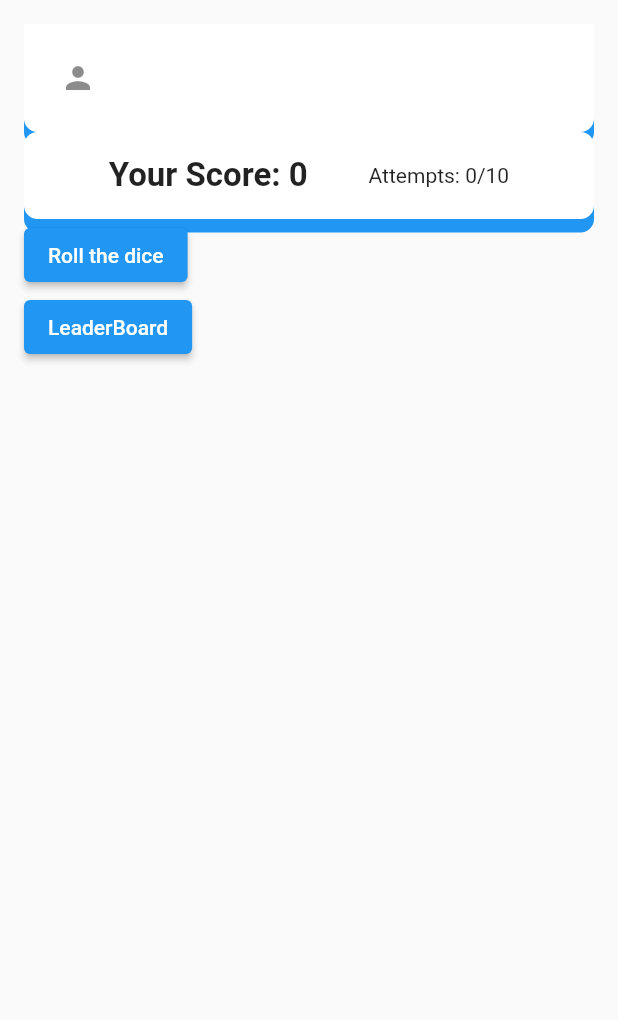
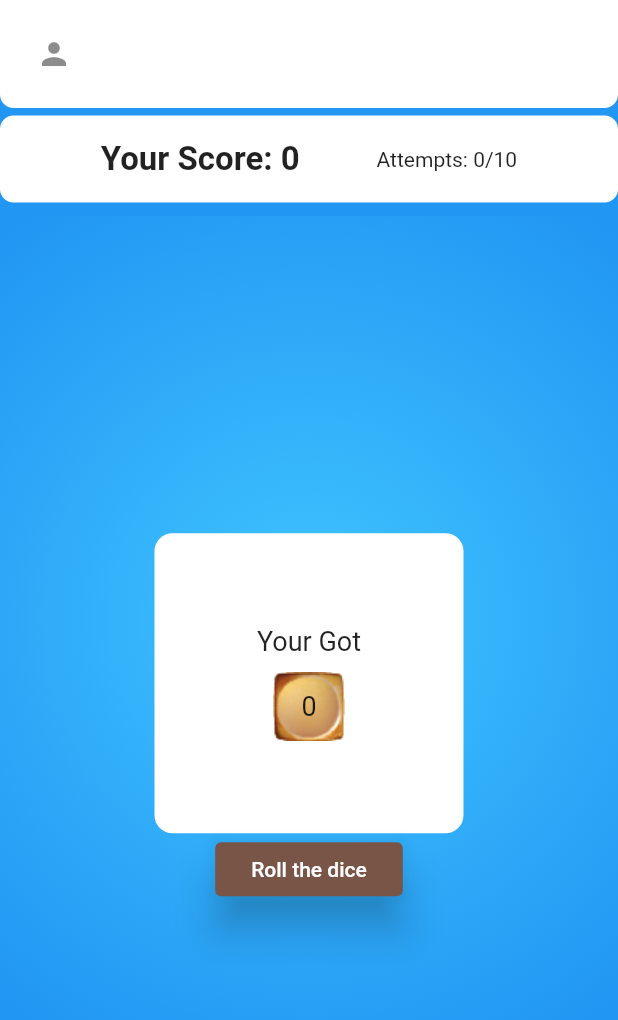
Before and after one commit to nikhilsn/rool_a_dice, a Flutter app: the screen it shows once a user with an empty profile is signed in, after a tap on "PLAY GAME", on a phone screen of 412 x 824 dp. Shown: the top 1020 px of the screen. Run offline on Flutter 3.47's test engine with Material 2 defaults, Android fonts, the phone set to English and light mode, and no system bars; our stand-ins replace firebase_auth, firebase_core, firebase_database, google_sign_in, shared_preferences; accounts and stored records are empty.

Commit message:
App ui created

```diff
--- a/lib/main.dart
+++ b/lib/main.dart
@@ -8,7 +8,8 @@ import 'package:roll_a_dice/ui/screens/game_screen.dart';
 import 'package:roll_a_dice/ui/screens/home_screen.dart';
 
 class MyApp extends StatelessWidget {
-  final FirebaseUserStream _userStream=  FirebaseUserStream();
+  final FirebaseUserStream _userStream = FirebaseUserStream();
+
   @override
   Widget build(BuildContext context) {
     var _appConfig = AppConfig.of(context);
@@ -17,19 +18,19 @@ class MyApp extends StatelessWidget {
     return MaterialApp(
       title: _appConfig!.appDisplayName!,
       theme: ThemeData(
-        primarySwatch: Colors.blue,
+        primarySwatch: Colors.brown,
       ),
-      home:
-      StreamBuilder<bool>(
+      home: StreamBuilder<bool>(
           stream: _userStream.userStream,
           builder: (context, snapshot) {
-            if (snapshot.hasData && snapshot.connectionState==ConnectionState.active) {
+            if (snapshot.hasData &&
+                snapshot.connectionState == ConnectionState.active) {
               if (snapshot.data!) {
                 return HomeScreen();
               } else {
                 return _appConfig.environment == Environments.DEV
                     ? const SinginScreen()
-                    : Container();
+                    : const SinginScreen();
               }
             }
             return Container(
--- a/lib/resources/constants.dart
+++ b/lib/resources/constants.dart
@@ -1,6 +1,8 @@
 class Constants {
   static String appName = 'Roll-a-Dice';
   static String devAppName = 'Roll-a-Dice DEV';
+  static String playGame= 'PLAY GAME';
+  static String leaderBoard= 'LEADERBOARD';
 
   //DB CONSTANTS
   static String score = 'score';
--- a/lib/services/score/score_stream.dart
+++ b/lib/services/score/score_stream.dart
@@ -9,8 +9,10 @@ class ScoreStream {
   int _userScore = 0;
   final StreamController<int> _scoreController = StreamController<int>();
   final StreamController<int> _scoreEventController = StreamController<int>();
+  final StreamController<int> _currentValueController = StreamController<int>();
 
   Stream<int> get score => _scoreController.stream;
+  Stream<int> get currentValue => _currentValueController.stream;
 
   StreamSink<int> get scoreEvent => _scoreEventController.sink;
 
@@ -29,6 +31,7 @@ class ScoreStream {
     _scoreEventController.stream.listen((score) {
       _userScore = _userScore + score;
       _scoreController.sink.add(_userScore);
+      _currentValueController.sink.add(score);
       SharedPreferencesStorage().setScore(_userScore);
       FirebaseRealtimeStorage().setUserValue(_userScore, Constants.score);
     });
--- a/lib/ui/screens/game_screen.dart
+++ b/lib/ui/screens/game_screen.dart
@@ -4,8 +4,8 @@ import 'package:flutter/material.dart';
 import 'package:roll_a_dice/services/score/attempt_stream.dart';
 import 'package:roll_a_dice/services/score/score_stream.dart';
 import 'package:roll_a_dice/ui/screens/leaderboard_screen.dart';
+import 'package:roll_a_dice/ui/widgets/dialogs.dart';
 import 'package:roll_a_dice/ui/widgets/profile_widget.dart';
-import 'package:roll_a_dice/ui/widgets/score_widget.dart';
 
 class GameScreen extends StatefulWidget {
   GameScreen({Key? key}) : super(key: key);
@@ -18,48 +18,137 @@ class _GameScreenState extends State<GameScreen> {
   final ScoreStream _scoreStream = ScoreStream();
   final AttemptStream _attemptStream = AttemptStream();
 
+  Widget _scoreWidget() {
+    return Container(
+      decoration: BoxDecoration(
+          borderRadius: BorderRadius.circular(9),
+          boxShadow: const [
+            BoxShadow(
+              color: Colors.blue,
+              offset: Offset(0, 9),
+            ),
+          ],
+          color: Colors.white),
+      child: Padding(
+        padding: const EdgeInsets.all(16.0),
+        child: Row(
+          mainAxisAlignment: MainAxisAlignment.spaceEvenly,
+          children: [
+            StreamBuilder<int>(
+                stream: _scoreStream.score,
+                builder: (context, snapshot) {
+                  int currentScore = 0;
+                  if (snapshot.hasData && snapshot.data != null) {
+                    currentScore = snapshot.data!;
+                  }
+                  return Text(
+                    'Your Score: $currentScore',
+                    style: TextStyle(fontSize: 22, fontWeight: FontWeight.bold),
+                  );
+                }),
+            StreamBuilder<int>(
+                stream: _attemptStream.attempts,
+                builder: (context, snapshot) {
+                  int currentAttempt = 0;
+                  if (snapshot.hasData && snapshot.data != null) {
+                    currentAttempt = snapshot.data!;
+                  }
+                  return Text('Attempts: $currentAttempt/10');
+                }),
+          ],
+        ),
+      ),
+    );
+  }
+
   Widget _rollADiceButton() {
     return ElevatedButton(
+        style: ButtonStyle(
+            elevation: MaterialStateProperty.all(12),
+            backgroundColor: MaterialStateProperty.all(Colors.brown)),
         onPressed: () {
           if (_attemptStream.currentAttempts != 10) {
             int randomDiceValue = 1 + Random().nextInt(7 - 1);
             _scoreStream.scoreEvent.add(randomDiceValue);
             _attemptStream.increment();
           } else {
-            ScaffoldMessenger.of(context)
-                .showSnackBar(SnackBar(content: Text('You are done')));
+            AttemptsCompletedDialog(context);
           }
         },
-        child: Text('Roll the dice'));
+        child: const Padding(
+          padding: EdgeInsets.all(8.0),
+          child: Text('Roll the dice'),
+        ));
   }
 
-  Widget _leaderBoardbutton() {
-    return ElevatedButton(
-        onPressed: () {
-          Navigator.push(
-              context,
-              MaterialPageRoute(
-                  builder: (context) => const LeaderBoardScreen()));
-        },
-        child: const Text('LeaderBoard'));
+  Widget _dice() {
+    return Container(
+      width: MediaQuery.of(context).size.width / 2,
+      height: 200,
+      decoration: BoxDecoration(
+          color: Colors.white, borderRadius: BorderRadius.circular(12)),
+      child: Column(
+        mainAxisAlignment: MainAxisAlignment.center,
+        mainAxisSize: MainAxisSize.min,
+        children: [
+          const Text(
+            'Your Got',
+            style: TextStyle(fontSize: 18),
+          ),
+          const SizedBox(
+            height: 10,
+          ),
+          StreamBuilder<int>(
+              stream: _scoreStream.currentValue,
+              builder: (context, snapshot) {
+                int currentValue = 0;
+                if (snapshot.hasData && snapshot.data != null) {
+                  currentValue = snapshot.data!;
+                }
+                return Stack(
+                  alignment: Alignment.center,
+                  children: [
+                    Image.asset(
+                      'assets/dice.png',
+                    ),
+                    Text(
+                      currentValue.toString(),
+                      style: const TextStyle(fontSize: 18),
+                    ),
+                  ],
+                );
+              })
+        ],
+      ),
+    );
   }
 
   @override
   Widget build(BuildContext context) {
     return Scaffold(
       body: SafeArea(
-        child: SingleChildScrollView(
-          child: Padding(
-            padding: const EdgeInsets.all(16.0),
-            child: Column(
-              crossAxisAlignment: CrossAxisAlignment.start,
-              children: [
-                const ProfileWidget(),
-                ScoreWidget(),
-                _rollADiceButton(),
-                _leaderBoardbutton()
-              ],
-            ),
+        child: Container(
+          height: MediaQuery.of(context).size.height,
+          width: MediaQuery.of(context).size.width,
+          decoration: const BoxDecoration(
+              gradient: RadialGradient(
+                  colors: [Colors.lightBlueAccent, Colors.blue], radius: 0.8)),
+          child: Column(
+            crossAxisAlignment: CrossAxisAlignment.start,
+            children: [
+              const ProfileWidget(),
+              const SizedBox(
+                height: 5,
+              ),
+              _scoreWidget(),
+              Expanded(
+                  child: Center(
+                child: Column(
+                  mainAxisAlignment: MainAxisAlignment.center,
+                  children: [_dice(), _rollADiceButton()],
+                ),
+              ))
+            ],
           ),
         ),
       ),
--- a/lib/ui/screens/home_screen.dart
+++ b/lib/ui/screens/home_screen.dart
@@ -1,15 +1,10 @@
 import 'package:firebase_auth/firebase_auth.dart';
 import 'package:flutter/material.dart';
 import 'package:roll_a_dice/resources/FadePageRoute.dart';
+import 'package:roll_a_dice/resources/constants.dart';
 import 'package:roll_a_dice/ui/screens/game_screen.dart';
 import 'package:roll_a_dice/ui/screens/leaderboard_screen.dart';
 import 'package:roll_a_dice/ui/widgets/profile_widget.dart';
-import 'package:roll_a_dice/ui/widgets/score_widget.dart';
-
-import '../../services/authentication/google_authentication.dart';
-import '../../services/authentication/user_profile.dart';
-import '../../services/score/attempt_stream.dart';
-import '../../services/score/score_stream.dart';
 
 class HomeScreen extends StatefulWidget {
   const HomeScreen({Key? key}) : super(key: key);
@@ -22,8 +17,7 @@ class _HomeScreenState extends State<HomeScreen> {
   Widget _playButtons() {
     return GestureDetector(
       onTap: () {
-        Navigator.push(
-            context, FadePageRoute(GameScreen()));
+        Navigator.push(context, FadePageRoute(GameScreen()));
       },
       child: Container(
         decoration: BoxDecoration(
@@ -34,11 +28,12 @@ class _HomeScreenState extends State<HomeScreen> {
                 bottomLeft: Radius.circular(6)),
             gradient:
                 LinearGradient(colors: [Colors.brown, Colors.brown.shade400])),
-        child: const Padding(
-          padding: EdgeInsets.only(top: 8, bottom: 8, left: 16, right: 16),
+        child: Padding(
+          padding:
+              const EdgeInsets.only(top: 8, bottom: 8, left: 16, right: 16),
           child: Text(
-            'PLAY GAME',
-            style: TextStyle(
+            Constants.playGame,
+            style: const TextStyle(
                 color: Colors.white, fontWeight: FontWeight.bold, fontSize: 18),
           ),
         ),
@@ -49,8 +44,7 @@ class _HomeScreenState extends State<HomeScreen> {
   Widget _leaderBoardButtons() {
     return GestureDetector(
       onTap: () {
-        Navigator.push(
-            context, FadePageRoute(const LeaderBoardScreen()));
+        Navigator.push(context, FadePageRoute(const LeaderBoardScreen()));
       },
       child: Container(
         decoration: BoxDecoration(
@@ -61,11 +55,12 @@ class _HomeScreenState extends State<HomeScreen> {
                 bottomRight: Radius.circular(6)),
             gradient:
                 LinearGradient(colors: [Colors.brown, Colors.brown.shade400])),
-        child: const Padding(
-          padding: EdgeInsets.only(top: 8, bottom: 8, left: 16, right: 16),
+        child: Padding(
+          padding:
+              const EdgeInsets.only(top: 8, bottom: 8, left: 16, right: 16),
           child: Text(
-            'LEADERBOARD',
-            style: TextStyle(
+            Constants.leaderBoard,
+            style: const TextStyle(
                 color: Colors.white, fontWeight: FontWeight.bold, fontSize: 18),
           ),
         ),
@@ -83,13 +78,46 @@ class _HomeScreenState extends State<HomeScreen> {
           decoration: const BoxDecoration(
               gradient: RadialGradient(
                   colors: [Colors.lightBlueAccent, Colors.blue], radius: 0.8)),
-          child: Column(
+          child: Stack(
+            children: [
+              Positioned(
+                top: 200,
+                left: 20,
+                child: Image.asset(
+                  'assets/dice1.png',
+                  scale: 0.9,
+                ),
+              ),
+              Positioned(
+                top: 300,
+                right: 20,
+                child: Image.asset(
+                  'assets/dice3.png',
+                  scale: 0.9,
+                ),
+              ),
+              Positioned(
+                bottom: 200,
+                left: 100,
+                child: Image.asset(
+                  'assets/dice5.png',
+                  scale: 0.9,
+                ),
+              ),
+              Positioned(
+                bottom: 300,
+                right: 20,
+                child: Image.asset(
+                  'assets/dice6.png',
+                  scale: 0.9,
+                ),
+              ),
+              Column(
                 children: [
                   const ProfileWidget(),
                   const SizedBox(
                     height: 5,
                   ),
-              ScoreWidget(),
                   Expanded(
                       child: Center(
                     child: Column(
@@ -106,6 +134,8 @@ class _HomeScreenState extends State<HomeScreen> {
                   ))
                 ],
               ),
+            ],
+          ),
         ),
       ),
     );
--- a/lib/ui/widgets/score_widget.dart
+++ /dev/null
@@ -1,59 +0,0 @@
-import 'package:flutter/material.dart';
-
-import '../../services/score/attempt_stream.dart';
-import '../../services/score/score_stream.dart';
-
-class ScoreWidget extends StatelessWidget {
-  ScoreWidget({Key? key}) : super(key: key);
-
-  final ScoreStream _scoreStream = ScoreStream();
-  final AttemptStream _attemptStream = AttemptStream();
-
-  Widget _scoreWidget() {
-    return Container(
-      decoration: BoxDecoration(
-          borderRadius: BorderRadius.circular(9),
-          boxShadow: const [
-            BoxShadow(
-              color: Colors.blue,
-              offset: Offset(0, 9),
-            ),
-          ],
-          color: Colors.white),
-      child: Padding(
-        padding: const EdgeInsets.all(16.0),
-        child: Row(
-          mainAxisAlignment: MainAxisAlignment.spaceEvenly,
-          children: [
-            StreamBuilder<int>(
-                stream: _scoreStream.score,
-                builder: (context, snapshot) {
-                  int currentScore = 0;
-                  if (snapshot.hasData && snapshot.data != null) {
-                    currentScore = snapshot.data!;
-                  }
-                  return Text(
-                    'Your Score: $currentScore',
-                    style: TextStyle(fontSize: 22, fontWeight: FontWeight.bold),
-                  );
-                }),
-            StreamBuilder<int>(
-                stream: _attemptStream.attempts,
-                builder: (context, snapshot) {
-                  int currentAttempt = 0;
-                  if (snapshot.hasData && snapshot.data != null) {
-                    currentAttempt = snapshot.data!;
-                  }
-                  return Text('Attempts: $currentAttempt/10');
-                }),
-          ],
-        ),
-      ),
-    );
-  }
-
-  @override
-  Widget build(BuildContext context) {
-    return _scoreWidget();
-  }
-}
--- a/pubspec.yaml
+++ b/pubspec.yaml
@@ -63,8 +63,8 @@ flutter:
   uses-material-design: true
 
   # To add assets to your application, add an assets section, like this:
-  # assets:
-  #   - images/a_dot_burr.jpeg
+  assets:
+   - assets/
   #   - images/a_dot_ham.jpeg
 
   # An image asset can refer to one or more resolution-specific "variants", see
```
Also changed, not shown: lib/ui/screens/leaderboard_screen.dart (+37 -11 lines), lib/ui/widgets/dialogs.dart (added, +38 -0 lines), assets/dice.png (added), assets/dice1.png (added), assets/dice3.png (added), assets/dice5.png (added), assets/dice6.png (added). Lines whose indentation alone changed are shown as unchanged.
